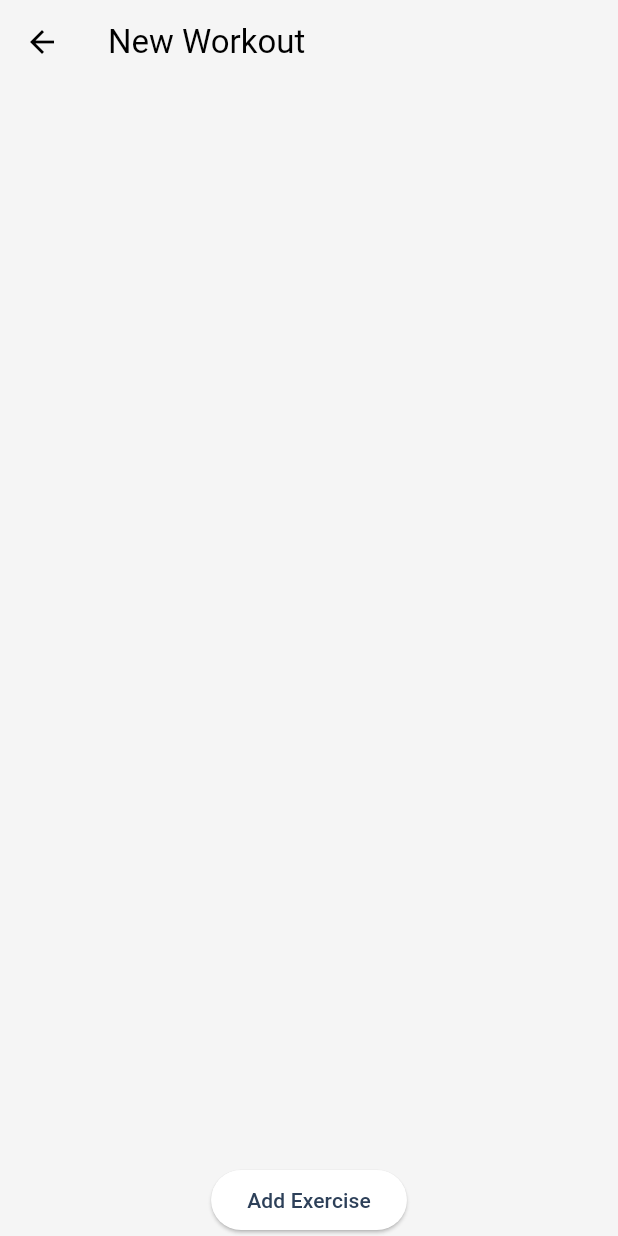
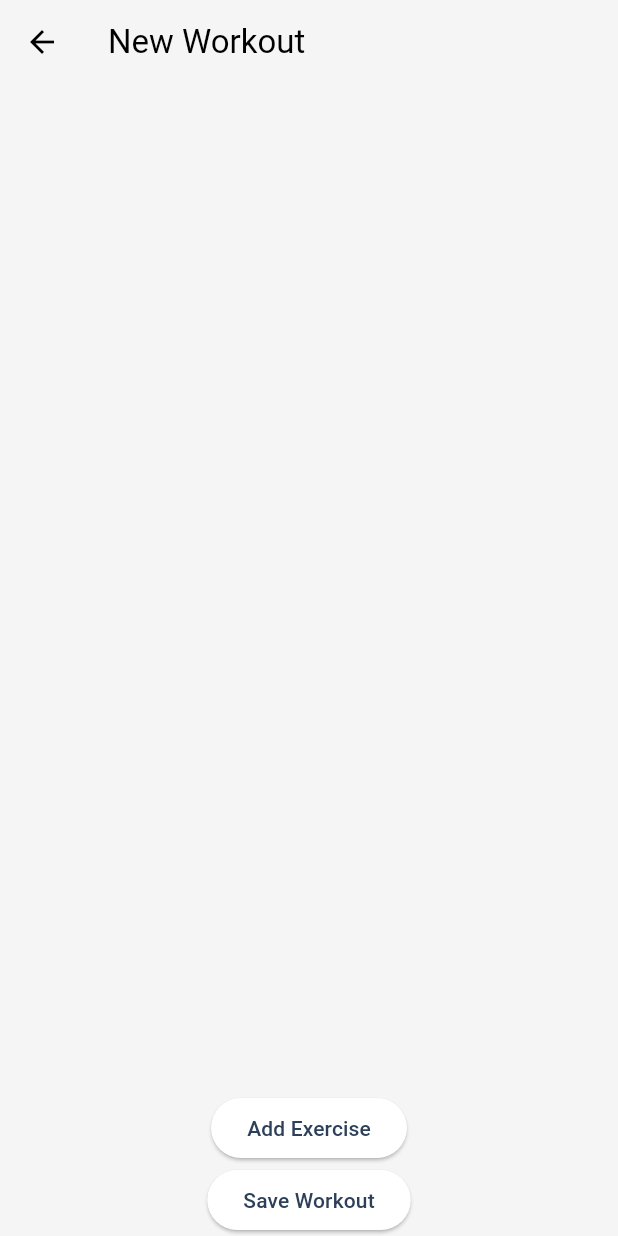
Before and after one commit to fiveminus1/Susumu, a Flutter app: the NewWorkoutScreen screen opened directly, on a phone screen of 412 x 824 dp. Run offline on Flutter 3.47's test engine with Material 3 defaults, Android fonts, the phone set to English and light mode, and no system bars.

Commit message:
workout data model class added; preparation for firebase integration

```diff
--- a/lib/models/exercise.dart
+++ b/lib/models/exercise.dart
@@ -3,5 +3,21 @@ class Exercise{
   final int sets;
   final int reps;
 
-  Exercise({required this.name, required this.sets, required this.reps});
+  Exercise({
+    required this.name,
+    required this.sets,
+    required this.reps
+  });
+
+  Map<String, dynamic> toMap(){ // object -> firebase
+    return {
+      'name': name,
+      'sets': sets,
+      'reps': reps,
+    };
+  }
+
+  factory Exercise.fromMap(Map<String, dynamic> map){ // firebase -> object
+    return Exercise(name: map['names'], sets: map['sets'], reps: map['reps']);
+  }
 }
--- /dev/null
+++ b/lib/models/workout.dart
@@ -0,0 +1,28 @@
+import 'exercise.dart';
+
+class Workout {
+  final DateTime timestamp;
+  final List<Exercise> exercises;
+
+  Workout({
+    required this.timestamp,
+    required this.exercises
+  });
+
+  Map<String, dynamic> toMap(){ // object -> firebase
+    return {
+      'timestamp': timestamp.toIso8601String(),
+      'exercises': exercises.map((exercise) => exercise.toMap()).toList(),
+    };
+  }
+
+  factory Workout.fromMap(Map<String, dynamic> map){ // firebase -> object
+    return Workout(
+      timestamp: DateTime.parse(map['timestamp']),
+      exercises: List<Exercise>.from(
+        map['exercises'].map((exerciseMap) => Exercise.fromMap(exerciseMap)),
+      ),
+    );
+  }
+
+}
--- a/lib/new_workout_screen.dart
+++ b/lib/new_workout_screen.dart
@@ -1,5 +1,6 @@
 import 'package:flutter/material.dart';
 import 'models/exercise.dart';
+import 'models/workout.dart';
 import 'add_exercise_screen.dart';
 
 class NewWorkoutScreen extends StatefulWidget{
@@ -16,6 +17,15 @@ class _NewWorkoutScreenState extends State<NewWorkoutScreen>{
     setState((){
       exercises.add(exercise);
     });
+  }
+
+  Future<void> _saveWorkout() async{
+    final workout = Workout(
+      timestamp: DateTime.now(),
+      exercises: exercises,
+    );
+
+    //print("Workout saved: ${workout.toMap()}");
   }
 
   @override
@@ -45,7 +55,7 @@ class _NewWorkoutScreenState extends State<NewWorkoutScreen>{
               },
             ),
           ),
-          ElevatedButton(
+          ElevatedButton( // add exercise button
             onPressed: () async {
               final result = await Navigator.push(
                 context,
@@ -57,6 +67,10 @@ class _NewWorkoutScreenState extends State<NewWorkoutScreen>{
             },
             child: const Text('Add Exercise'),
           ),
+          ElevatedButton( // save workout button
+            onPressed: _saveWorkout,
+            child: const Text('Save Workout'),
+          ),
         ],
       ),
     );
```
